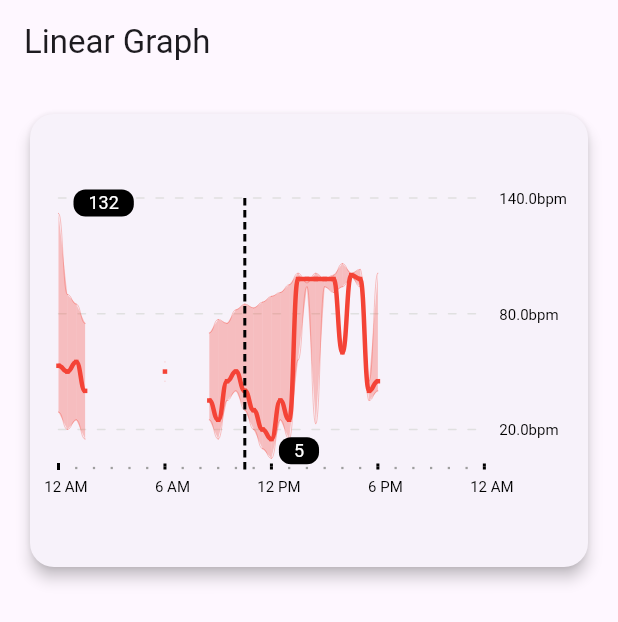
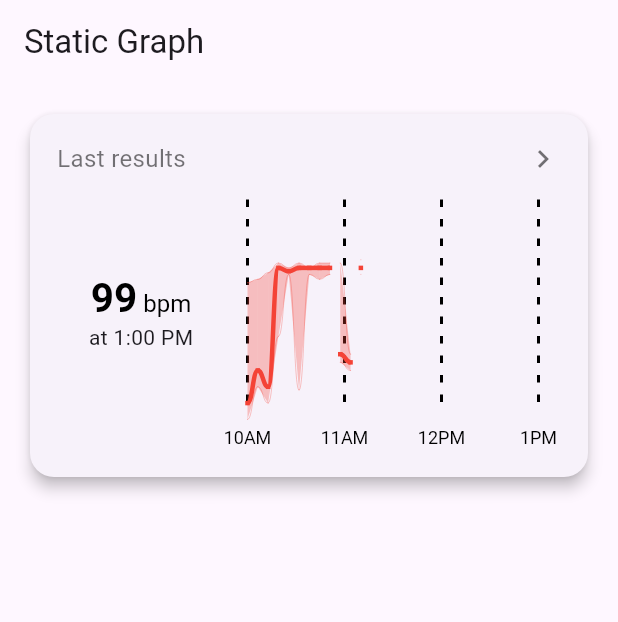
Before and after one commit to adarshsavalagi1/lineargraph1, a Flutter app: the screen it shows after launch, on a phone screen of 412 x 824 dp. Shown: the top 622 px of the screen. Run offline on Flutter 3.47's test engine with Material 3 defaults, Android fonts, the phone set to English and light mode, and no system bars.

Commit message:
static_graph_painter added

```diff
--- a/lib/data/graph_point.dart
+++ b/lib/data/graph_point.dart
@@ -1,12 +1,8 @@
-
-
-
 class Graphpoint {
   final double min;
   final int max;
   final int median;
   final int hour;
-
 
   Graphpoint(this.min, this.max, this.median, this.hour);
 }
@@ -59,7 +55,7 @@ List<Graphpoint> dummyData = [
   Graphpoint(35, 45, 40, 47),
 ];
 
-List<Graphpoint> emptyData=[];
+List<Graphpoint> emptyData = [];
 
 List<Graphpoint> actualData = [
   // Graphpoint(29, 92, 53, 0),
@@ -126,18 +122,18 @@ List<Graphpoint> newSetData = [
   // Graphpoint(20, 130, 25, 14),
   // Graphpoint(10, 20, 15, 15),
   // Graphpoint(5, 15, 10, 16),
-  Graphpoint(25,  70,35, 17),
-  Graphpoint(15, 77,25,  18),
-  Graphpoint(35,  75,45, 19),
-  Graphpoint(40,  82,50, 20),
-  Graphpoint(30,  85,40, 21),
-  Graphpoint(20,  83,30, 22),
-  Graphpoint(10, 86,20,  23),
-  Graphpoint(5, 89,15,  24),
-  Graphpoint(25,  91,35, 25),
-  Graphpoint(15,  95,25, 26),
+  Graphpoint(25, 70, 35, 17),
+  Graphpoint(15, 77, 25, 18),
+  Graphpoint(35, 75, 45, 19),
+  Graphpoint(40, 82, 50, 20),
+  Graphpoint(30, 85, 40, 21),
+  Graphpoint(20, 83, 30, 22),
+  Graphpoint(10, 86, 20, 23),
+  Graphpoint(5, 89, 15, 24),
+  Graphpoint(25, 91, 35, 25),
+  Graphpoint(15, 95, 25, 26),
   Graphpoint(56, 101, 98, 27),
-  Graphpoint(94, 96,98,  28),
+  Graphpoint(94, 96, 98, 28),
   Graphpoint(23, 101, 98, 29),
   Graphpoint(94, 98, 98, 30),
   Graphpoint(91, 100, 98, 31),
@@ -155,3 +151,18 @@ List<Graphpoint> newSetData = [
   // Graphpoint(35, 45, 40, 43),
   // Graphpoint(35, 45, 40, 47),
 ];
+
+List<Graphpoint> staticGraph = [
+  Graphpoint(5,  89,15, 24),
+  Graphpoint(25,  91,35, 25),
+  Graphpoint(15,  95,25, 26),
+  Graphpoint(56, 101, 98, 27),
+  Graphpoint(94, 103, 98, 40),
+  Graphpoint(35, 45, 40, 37),
+  Graphpoint(40, 101, 45, 36),
+  Graphpoint(94, 98, 96, 28),
+  Graphpoint(23, 101, 98, 29),
+  Graphpoint(94, 98, 98, 30),
+  Graphpoint(91, 101, 98, 31),
+  Graphpoint(94, 101, 98, 32),
+];
--- a/lib/main.dart
+++ b/lib/main.dart
@@ -1,11 +1,12 @@
 import 'package:flutter/material.dart';
+import 'package:lineargraph/screens/static_graph_screen.dart';
 import '/screens/home_screen.dart';
 
 void main(){
   runApp(
     const MaterialApp(
       debugShowCheckedModeBanner: false,
-      home: HomeScreen(),
+      home: StaticWidget(),
     )
   );
 }
--- /dev/null
+++ b/lib/screens/static_graph_screen.dart
@@ -0,0 +1,102 @@
+import 'package:flutter/cupertino.dart';
+import 'package:flutter/material.dart';
+import 'package:flutter/widgets.dart';
+import 'package:lineargraph/components/static_graph_painter.dart';
+
+import '../data/graph_point.dart';
+
+class StaticWidget extends StatefulWidget {
+  const StaticWidget({super.key});
+
+  @override
+  State<StaticWidget> createState() => _StaticWidgetState();
+}
+
+class _StaticWidgetState extends State<StaticWidget> {
+  @override
+  Widget build(BuildContext context) {
+    return Scaffold(
+      appBar: AppBar(
+        title: const Text('Static Graph'),
+      ),
+      body: Container(
+        margin: const EdgeInsets.all(16.0),
+        height: 250,
+        child: Card(
+            elevation: 4.0,
+            shape: RoundedRectangleBorder(
+                borderRadius: BorderRadius.circular(16.0)),
+            child: Padding(
+              padding: const EdgeInsets.all(18.0),
+              child: Column(
+                children: [
+                  const Row(
+                    mainAxisAlignment: MainAxisAlignment.spaceBetween,
+                    children: [
+                      Text(
+                        'Last results',
+                        style: TextStyle(color: Colors.black54, fontSize: 16.0),
+                      ),
+                      Icon(
+                        Icons.chevron_right,
+                        color: Colors.black54,
+                      )
+                    ],
+                  ),
+                  Expanded(
+                    child: Row(
+                      children: [
+                        Expanded(
+                          child: Center(
+                            child: Column(
+                              mainAxisAlignment: MainAxisAlignment.center,
+                              children: [
+                                RichText(
+                                  text: const TextSpan(
+                                    children: [
+                                      TextSpan(
+                                        text: '99',
+                                        style: TextStyle(
+                                          color: Colors.black,
+                                          fontSize: 27.0,
+                                          fontWeight: FontWeight.bold,
+                                        ),
+                                      ),
+                                      TextSpan(
+                                        text: ' bpm',
+                                        style: TextStyle(
+                                          color: Colors.black,
+                                          fontSize: 16.0,
+                                        ),
+                                      ),
+                                    ],
+                                  ),
+                                ),
+                                const Text('at 1:00 PM'),
+                              ],
+                            ),
+                          ),
+                        ),
+                        Expanded(
+                          flex: 2,
+                          child: SizedBox(
+                            height: double.infinity,
+                            width: double.infinity,
+                            child: Padding(
+                              padding: const EdgeInsets.all(15.0),
+                              child: CustomPaint(
+                                painter: StaticGraphPainter(hours: ['10AM','11AM','12PM','1PM'],gPoints: staticGraph),
+                              ),
+                            ),
+                          ),
+                        ),
+                      ],
+                    ),
+                  ),
+                ],
+              ),
+            )),
+      ),
+    );
+  }
+}
```
Also changed, not shown: lib/components/static_graph_painter.dart (added, +164 -0 lines).
